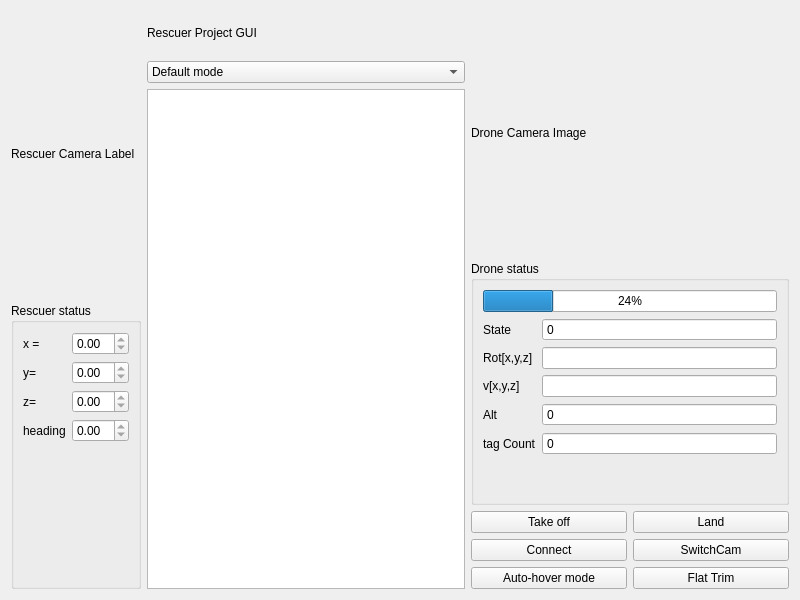
This is src/rescuer_project/main_window.ui in axilos22/rescuer_project as Qt 5 draws it before an edit. The edited form follows.
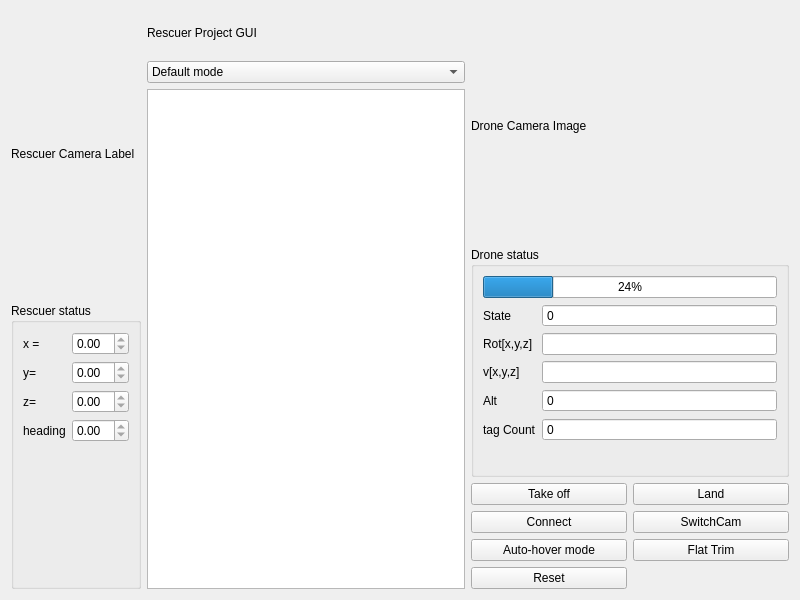
This is the edited form.

Commit message: Added: sample launch file. added: can now reset the drone ToFix: teleop the drone. probably more publish periodically.

The edit to the form file:
```diff
--- a/src/rescuer_project/main_window.ui
+++ b/src/rescuer_project/main_window.ui
@@ -339,6 +339,13 @@
            </property>
           </widget>
          </item>
+         <item row="3" column="0">
+          <widget class="QPushButton" name="resetButton">
+           <property name="text">
+            <string>Reset</string>
+           </property>
+          </widget>
+         </item>
         </layout>
        </item>
       </layout>
```
Left out of the diff: 14 changed lines with no effect on the pictures. The commit also changes 4 other files.
